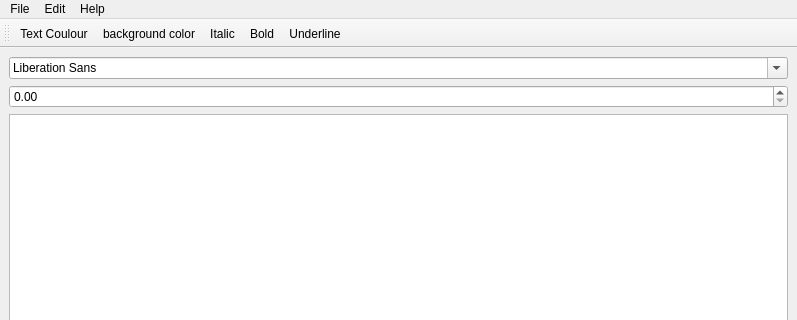
Above: interfaz/interfazv0.1.ui from EMACC99/Procesador_de_texto before the change; both pictures show x 0 to 797 and y 0 to 320 of the 797 by 731 pixel window. Below: the same form after it.
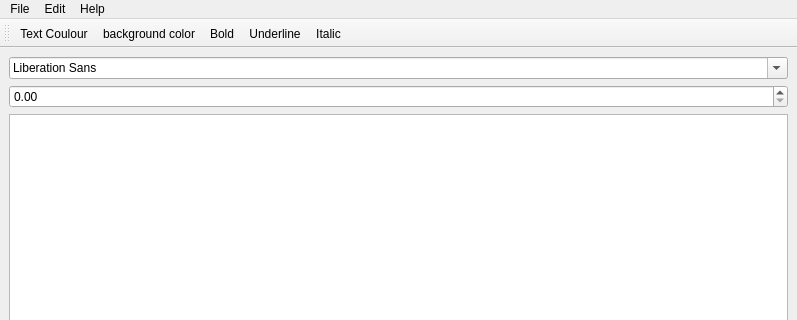
That is the form after the change. Icons and pictures are not drawn.

```diff
--- a/interfaz/interfazv0.1.ui
+++ b/interfaz/interfazv0.1.ui
@@ -79,9 +79,9 @@
    </attribute>
    <addaction name="actionText_Colour"/>
    <addaction name="actionbackground_color"/>
-   <addaction name="actionItalic"/>
    <addaction name="actionBold"/>
    <addaction name="actionUnderline"/>
+   <addaction name="actionItalic"/>
   </widget>
   <action name="actionNew">
    <property name="icon">
```
Left out of the diff: 8 changed lines with no effect on the pictures.
